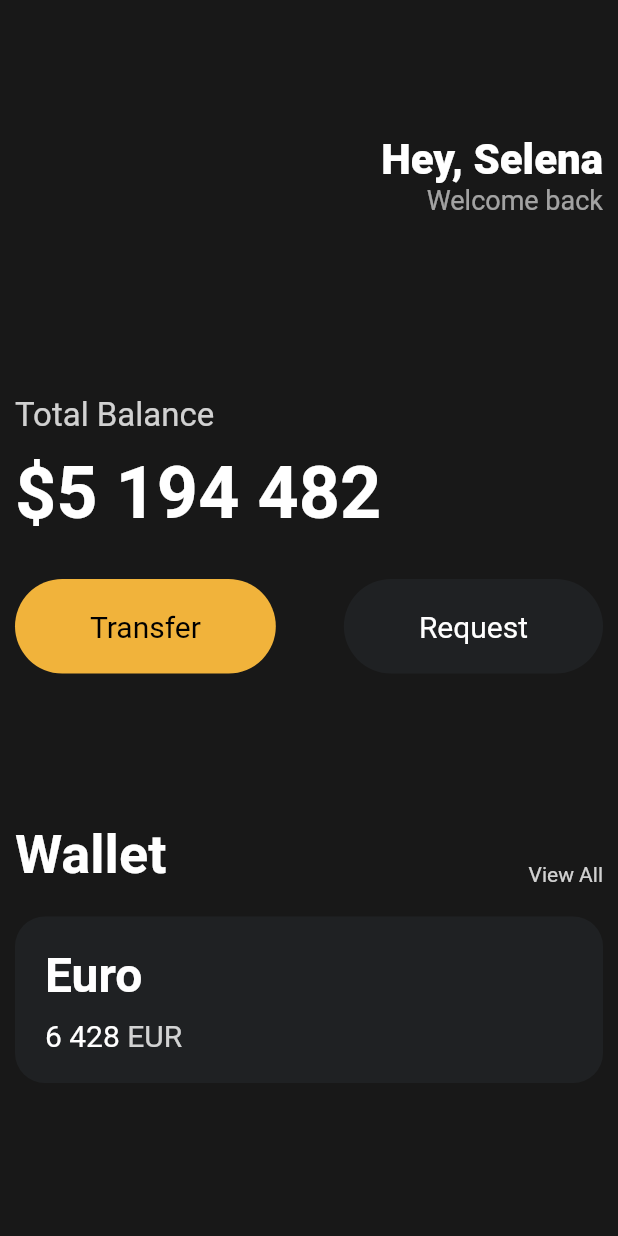
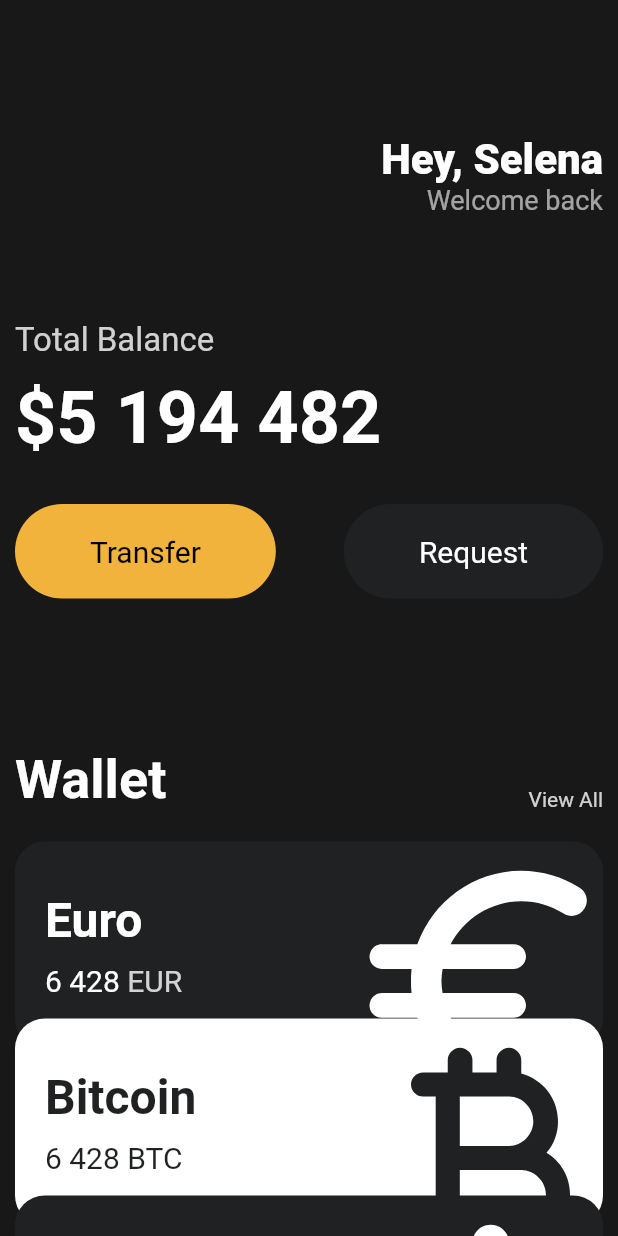
Before and after one commit to Miging/toonflix, a Flutter app: the screen it shows after launch, on a phone screen of 412 x 824 dp. Run offline on Flutter 3.47's test engine with Material 2 defaults, Android fonts, the phone set to English and light mode, and no system bars.

Commit message:
3일차_Cardclass선언및property이용

```diff
--- a/lib/main.dart
+++ b/lib/main.dart
@@ -1,5 +1,6 @@
 import 'package:flutter/material.dart';
 import 'package:toonflix/widgets/button.dart';
+import 'package:toonflix/widgets/currency_card.dart';
 
 void main() {
   runApp(const App());
@@ -13,7 +14,8 @@ class App extends StatelessWidget {
     return MaterialApp(
       home: Scaffold(
         backgroundColor: const Color(0xFF181818),
-        body: Padding(
+        body: SingleChildScrollView(
+          child: Padding(
             padding: const EdgeInsets.all(10),
             child: Column(
               crossAxisAlignment: CrossAxisAlignment.start,
@@ -47,7 +49,7 @@ class App extends StatelessWidget {
                   ],
                 ),
                 const SizedBox(
-                height: 120,
+                  height: 70,
                 ),
                 Text(
                   'Total Balance',
@@ -105,56 +107,38 @@ class App extends StatelessWidget {
                 const SizedBox(
                   height: 20,
                 ),
-              Container(
-                decoration: BoxDecoration(
-                  color: const Color(0xFF1F2123),
-                  borderRadius: BorderRadius.circular(20),
+                const CurrencyCard(
+                  name: 'Euro',
+                  code: 'EUR',
+                  amount: '6 428',
+                  icon: Icons.euro_rounded,
+                  isInverted: false,
                 ),
-                child: Padding(
-                  padding: const EdgeInsets.all(20),
-                  child: Row(
-                    children: [
-                      Column(
-                        crossAxisAlignment: CrossAxisAlignment.start,
-                        children: [
-                          const Text(
-                            'Euro',
-                            style: TextStyle(
-                                color: Colors.white,
-                                fontSize: 32,
-                                fontWeight: FontWeight.w600),
+                Transform.translate(
+                  offset: const Offset(0, -20),
+                  child: const CurrencyCard(
+                    name: 'Bitcoin',
+                    code: 'BTC',
+                    amount: '6 428',
+                    icon: Icons.currency_bitcoin_rounded,
+                    isInverted: true,
                   ),
-                          const SizedBox(
-                            height: 10,
                 ),
-                          Row(
-                            children: [
-                              const Text(
-                                '6 428',
-                                style: TextStyle(
-                                    color: Colors.white, fontSize: 20),
-                              ),
-                              const SizedBox(
-                                width: 5,
-                              ),
-                              Text(
-                                'EUR',
-                                style: TextStyle(
-                                    color: Colors.white.withOpacity(0.8),
-                                    fontSize: 20),
-                              ),
-                            ],
-                          ),
-                        ],
-                      ),
-                    ],
-                  ),
+                Transform.translate(
+                  offset: const Offset(0, -40),
+                  child: const CurrencyCard(
+                    name: 'Dollar',
+                    code: 'USD',
+                    amount: 'amount',
+                    icon: Icons.money_off_csred_rounded,
+                    isInverted: false,
                   ),
                 )
               ],
             ),
           ),
         ),
+      ),
     );
   }
 }
--- /dev/null
+++ b/lib/widgets/currency_card.dart
@@ -0,0 +1,85 @@
+import 'package:flutter/material.dart';
+
+class CurrencyCard extends StatelessWidget {
+  final String name, code, amount;
+  final IconData icon;
+  final bool isInverted;
+  final _blackColor = const Color(0xFF1F2123);
+
+  const CurrencyCard({
+    super.key,
+    required this.name,
+    required this.code,
+    required this.amount,
+    required this.icon,
+    required this.isInverted,
+  });
+
+  @override
+  Widget build(BuildContext context) {
+    // TODO: implement build
+
+    return Container(
+      clipBehavior: Clip.hardEdge,
+      decoration: BoxDecoration(
+        color: isInverted ? Colors.white : _blackColor,
+        borderRadius: BorderRadius.circular(20),
+      ),
+      child: Padding(
+        padding: const EdgeInsets.all(20),
+        child: Row(
+          mainAxisAlignment: MainAxisAlignment.spaceBetween,
+          children: [
+            Column(
+              crossAxisAlignment: CrossAxisAlignment.start,
+              children: [
+                Text(
+                  name,
+                  style: TextStyle(
+                      color: isInverted ? _blackColor : Colors.white,
+                      fontSize: 32,
+                      fontWeight: FontWeight.w600),
+                ),
+                const SizedBox(
+                  height: 10,
+                ),
+                Row(
+                  children: [
+                    Text(
+                      amount,
+                      style: TextStyle(
+                          color: isInverted ? _blackColor : Colors.white,
+                          fontSize: 20),
+                    ),
+                    const SizedBox(
+                      width: 5,
+                    ),
+                    Text(
+                      code,
+                      style: TextStyle(
+                          color: isInverted
+                              ? _blackColor
+                              : Colors.white.withOpacity(0.8),
+                          fontSize: 20),
+                    ),
+                  ],
+                ),
+              ],
+            ),
+            Transform.scale(
+              scale: 2,
+              child: Transform.translate(
+                offset: const Offset(-5, 12),
+                child: Icon(
+                  icon,
+                  color: isInverted ? _blackColor : Colors.white,
+                  size: 98,
+                ),
+              ),
+            )
+          ],
+        ),
+      ),
+    );
+  }
+}
```
Lines whose indentation alone changed are shown as unchanged.
